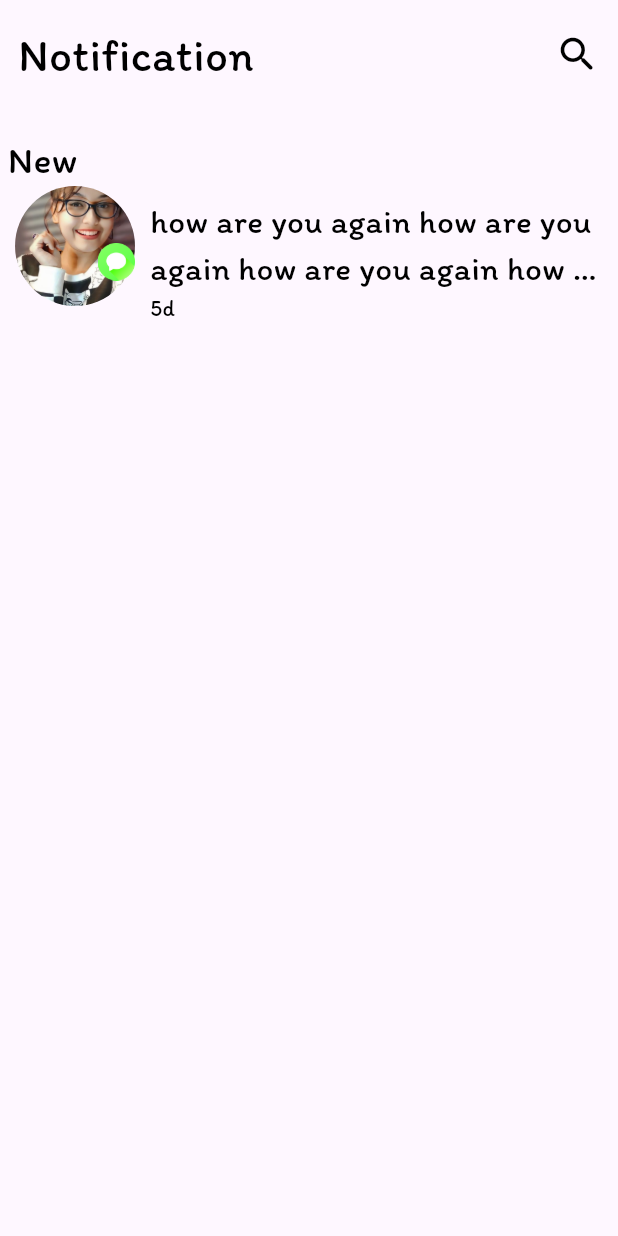
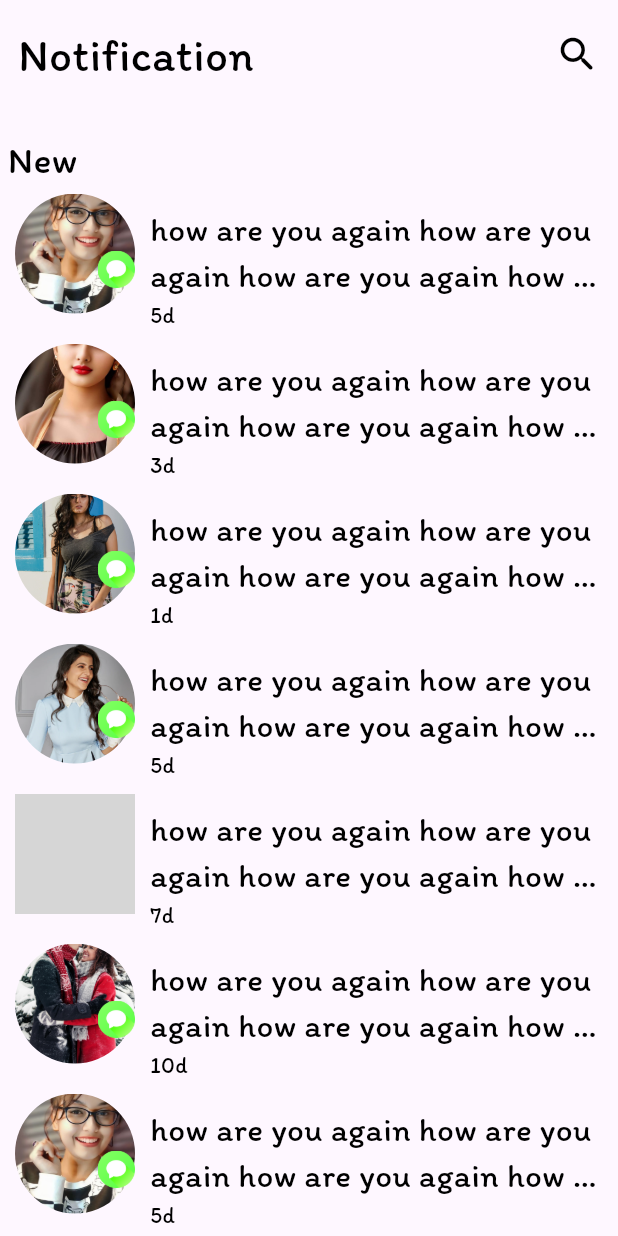
Before and after one commit to 01151634247/face_book, a Flutter app: the screen it shows after launch, on a phone screen of 412 x 824 dp. Run offline on Flutter 3.47's test engine with Material 3 defaults, Android fonts, the phone set to English and light mode, and no system bars; our stand-ins replace video_player; grey boxes are pictures that could not be loaded.

Commit message:
add NotificationCard in NotificationScreen  and add scrollview

```diff
--- a/lib/screens/tabs/notification_screen.dart
+++ b/lib/screens/tabs/notification_screen.dart
@@ -13,7 +13,8 @@
   @override
   Widget build(BuildContext context) {
     return Scaffold(
-      body:Column(
+      body:SingleChildScrollView(
+        child: Column(
           crossAxisAlignment: CrossAxisAlignment.start,
           children: [
             const SizedBox(
@@ -34,12 +35,24 @@
             height:30 ,
            ),
             Padding(
-            padding: const EdgeInsets.only(left: 5),
+              padding: const EdgeInsets.only(left: 5,bottom: 5),
               child: Text('New',style: text.textStyle25,),
             ),
 
             NotificationCard(userProfile: 'assets/images/girls3.jpg', icon: 'assets/icons/chat (1).png', title: 'how are you again how are you again how are you again how are you again', day: '5d',),
+              NotificationCard(userProfile: 'assets/images/girl1.jpeg', icon: 'assets/icons/chat (1).png', title: 'how are you again how are you again how are you again how are you again', day: '3d',),
+                NotificationCard(userProfile: 'assets/images/pexels-eliasdecarvalho-1375849.jpg', icon: 'assets/icons/chat (1).png', title: 'how are you again how are you again how are you again how are you again', day: '1d',),
+                  NotificationCard(userProfile: 'assets/images/woman.webp', icon: 'assets/icons/chat (1).png', title: 'how are you again how are you again how are you again how are you again', day: '5d',),
+                    NotificationCard(userProfile: 'assets/images/pexels-soldiervip-1372137.jpg', icon: 'assets/icons/chat (1).png', title: 'how are you again how are you again how are you again how are you again', day: '7d',),
+                      NotificationCard(userProfile: 'assets/images/pexels-pixabay-247908.jpg', icon: 'assets/icons/chat (1).png', title: 'how are you again how are you again how are you again how are you again', day: '10d',),
+                       NotificationCard(userProfile: 'assets/images/girls3.jpg', icon: 'assets/icons/chat (1).png', title: 'how are you again how are you again how are you again how are you again', day: '5d',),
+              NotificationCard(userProfile: 'assets/images/girl1.jpeg', icon: 'assets/icons/chat (1).png', title: 'how are you again how are you again how are you again how are you again', day: '3d',),
+                NotificationCard(userProfile: 'assets/images/pexels-eliasdecarvalho-1375849.jpg', icon: 'assets/icons/chat (1).png', title: 'how are you again how are you again how are you again how are you again', day: '1d',),
+                  NotificationCard(userProfile: 'assets/images/woman.webp', icon: 'assets/icons/chat (1).png', title: 'how are you again how are you again how are you again how are you again', day: '5d',),
+                    NotificationCard(userProfile: 'assets/images/pexels-soldiervip-1372137.jpg', icon: 'assets/icons/chat (1).png', title: 'how are you again how are you again how are you again how are you again', day: '7d',),
+                      NotificationCard(userProfile: 'assets/images/pexels-pixabay-247908.jpg', icon: 'assets/icons/chat (1).png', title: 'how are you again how are you again how are you again how are you again', day: '10d',),
           ],
+        ),
       ),
     );
   }
```
Lines whose indentation alone changed are shown as unchanged.
